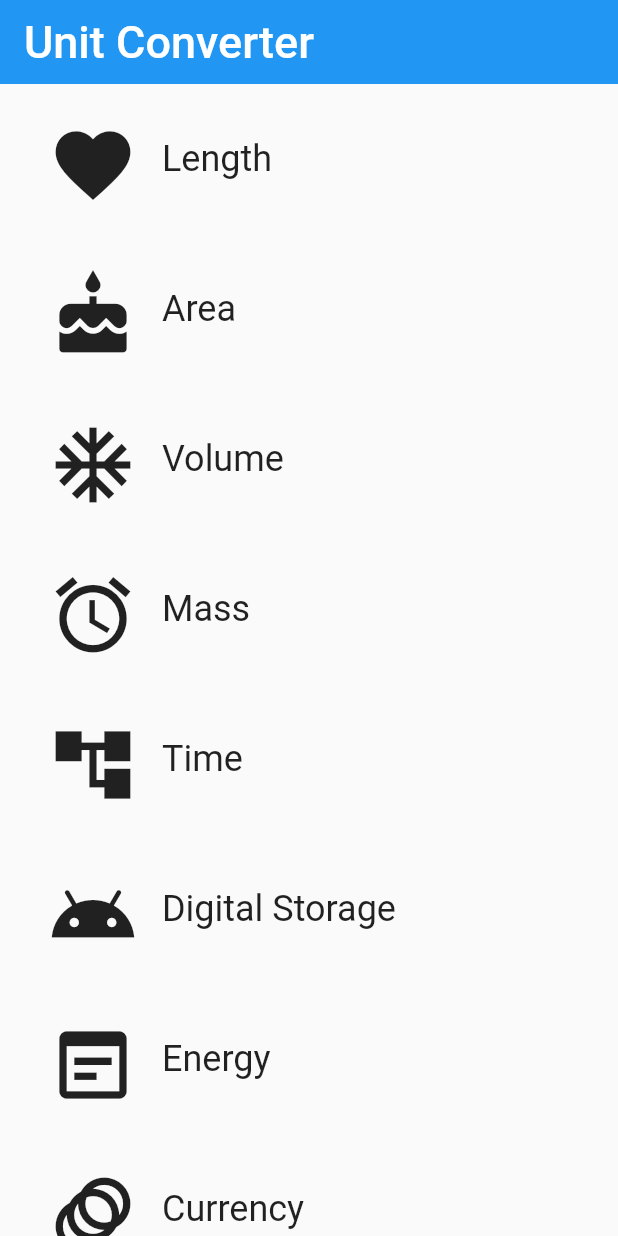
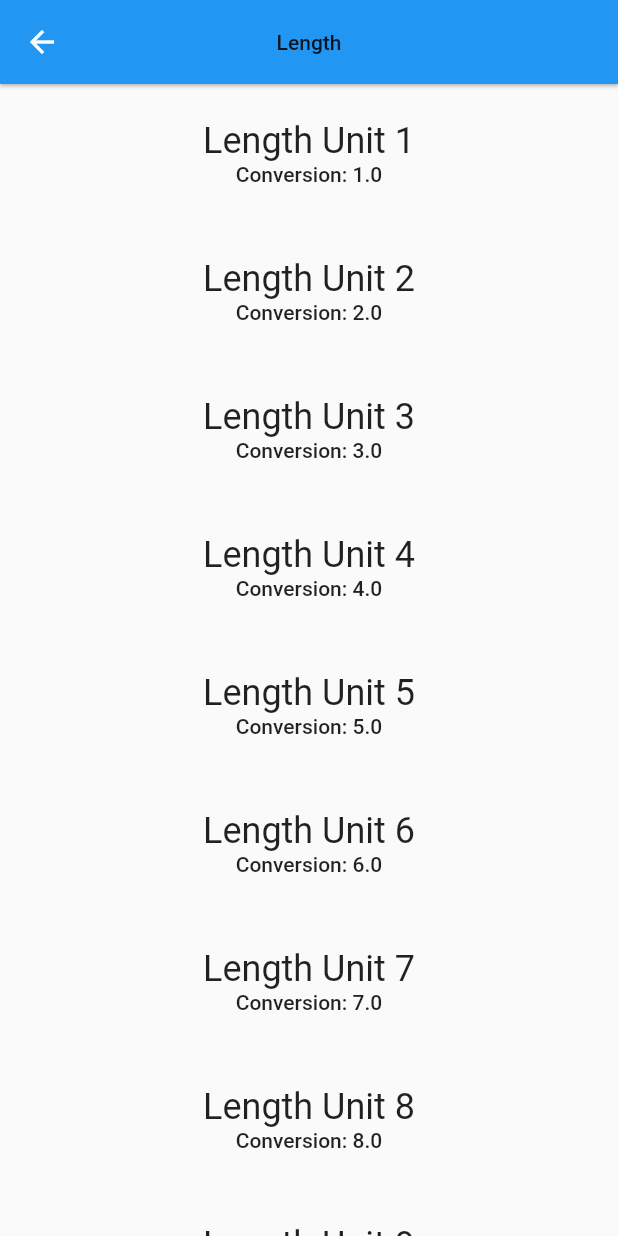
Before and after one commit to MrSmart00/category_tutorial, a Flutter app: the screen it shows after launch, after a tap on "Length", on a phone screen of 412 x 824 dp. Run offline on Flutter 3.47's test engine with Material 2 defaults, Android fonts, the phone set to English and light mode, and no system bars.

Commit message:
Add: lesson1 session 19

```diff
--- /dev/null
+++ b/lib/models/category.dart
@@ -0,0 +1,19 @@
+import 'package:category_tutorial/models/unit.dart';
+import 'package:flutter/material.dart';
+
+class Category {
+  final String text;
+  final ColorSwatch color;
+  final IconData iconData;
+  final List<Unit> units;
+
+  const Category({
+    @required this.text,
+    @required this.color,
+    @required this.iconData,
+    @required this.units,
+  })  : assert(text != null),
+        assert(color != null),
+        assert(iconData != null),
+        assert(units != null);
+}
--- a/lib/models/category_content.dart
+++ /dev/null
@@ -1,9 +0,0 @@
-import 'package:flutter/material.dart';
-
-class CategoryContent {
-  final String text;
-  final ColorSwatch color;
-  final IconData iconData;
-
-  const CategoryContent(this.text, this.color, this.iconData);
-}
--- /dev/null
+++ b/lib/models/unit.dart
@@ -0,0 +1,22 @@
+import 'package:meta/meta.dart';
+
+class Unit {
+  final String name;
+  final double conversion;
+
+  /// A [Unit] stores its name and conversion factor.
+  ///
+  /// An example would be 'Meter' and '1.0'.
+  const Unit({
+    @required this.name,
+    @required this.conversion,
+  })  : assert(name != null),
+        assert(conversion != null);
+
+  /// Creates a [Unit] from a JSON object.
+  Unit.fromJson(Map jsonMap)
+      : assert(jsonMap['name'] != null),
+        assert(jsonMap['conversion'] != null),
+        name = jsonMap['name'],
+        conversion = jsonMap['conversion'].toDouble();
+}
--- a/lib/ui/category.dart
+++ /dev/null
@@ -1,53 +0,0 @@
-import 'package:category_tutorial/models/category_content.dart';
-import 'package:flutter/material.dart';
-
-class Category extends StatelessWidget {
-  final CategoryContent content;
-
-  const Category({
-    Key key,
-    @required this.content,
-  })  : assert(content != null),
-        super(key: key);
-
-  @override
-  Widget build(BuildContext context) {
-    var _height = 100.0;
-
-    return Material(
-      color: Colors.transparent,
-      child: Center(
-        child: Container(
-          padding: EdgeInsets.all(8.0),
-          height: _height,
-          child: InkWell(
-            borderRadius: BorderRadius.all(Radius.circular(_height / 2)),
-            highlightColor: content.color,
-            splashColor: content.color,
-            onTap: () {
-              print("I was tapped!");
-            },
-            child: Padding(
-              padding: const EdgeInsets.all(16.0),
-              child: Row(
-                children: [
-                  Padding(
-                    padding: const EdgeInsets.only(right: 16.0),
-                    child: Icon(
-                      content.iconData,
-                      size: 60.0,
-                    ),
-                  ),
-                  Text(
-                    content.text,
-                    style: TextStyle(fontSize: 24),
-                  )
-                ],
-              ),
-            ),
-          ),
-        ),
-      ),
-    );
-  }
-}
--- /dev/null
+++ b/lib/ui/category_cell.dart
@@ -0,0 +1,81 @@
+import 'package:category_tutorial/models/category.dart';
+import 'package:category_tutorial/ui/converter_route.dart';
+import 'package:flutter/material.dart';
+
+class CategoryCell extends StatelessWidget {
+  final Category category;
+
+  const CategoryCell({
+    Key key,
+    @required this.category,
+  })  : assert(category != null),
+        super(key: key);
+
+  void _navigateToConverter(BuildContext context) {
+    if (Navigator.of(context).canPop()) {
+      Navigator.of(context).pop();
+    }
+    Navigator.of(context).push(MaterialPageRoute(
+      builder: (BuildContext context) {
+        return Scaffold(
+          appBar: AppBar(
+            elevation: 1.0,
+            title: Text(
+              category.text,
+              style: Theme.of(context).textTheme.bodyText1,
+            ),
+            centerTitle: true,
+          ),
+          body: ConverterRoute(
+            units: category.units,
+          ),
+        );
+      }
+    ));
+  }
+
+  @override
+  Widget build(BuildContext context) {
+    var _height = 100.0;
+
+    return Material(
+      color: Colors.transparent,
+      child: Center(
+        child: Container(
+          padding: EdgeInsets.all(8.0),
+          height: _height,
+          child: InkWell(
+            borderRadius: BorderRadius.all(Radius.circular(_height / 2)),
+            highlightColor: category.color,
+            splashColor: category.color,
+            onTap: () {
+              print("I was tapped!");
+              _navigateToConverter(context);
+            },
+            child: Padding(
+              padding: const EdgeInsets.all(16.0),
+              child: Row(
+                crossAxisAlignment: CrossAxisAlignment.stretch,
+                children: [
+                  Padding(
+                    padding: const EdgeInsets.only(right: 16.0),
+                    child: Icon(
+                      category.iconData,
+                      size: 60.0,
+                    ),
+                  ),
+                  Center(
+                    child: Text(
+                      category.text,
+                      style: Theme.of(context).textTheme.headline5,
+                    ),
+                  )
+                ],
+              ),
+            ),
+          ),
+        ),
+      ),
+    );
+  }
+}
--- a/lib/ui/category_route.dart
+++ b/lib/ui/category_route.dart
@@ -1,7 +1,8 @@
-import 'package:category_tutorial/models/category_content.dart';
+import 'package:category_tutorial/models/category.dart';
+import 'package:category_tutorial/models/unit.dart';
 import 'package:flutter/material.dart';
 
-import 'category.dart';
+import 'category_cell.dart';
 
 class CategoryRoute extends StatelessWidget {
   static const _categoryNames = <String>[
@@ -37,25 +38,40 @@ class CategoryRoute extends StatelessWidget {
     Icons.animation,
   ];
 
-  Widget _buildCategoryWidgets(List<CategoryContent> contents) {
+  Widget _buildCategoryWidgets(List<Category> contents) {
     return ListView.builder(
       itemBuilder: (BuildContext context, int index) {
         var content = contents[index];
-        return Category(
-          content: content,
+        return CategoryCell(
+          category: content,
         );
       },
       itemCount: contents.length,
     );
   }
 
+  List<Unit> _retrieveUnitList(String categoryName) {
+    return List.generate(10, (index) {
+      index += 1;
+      return Unit(
+        name: "$categoryName Unit $index",
+        conversion: index.toDouble(),
+      );
+    });
+  }
+
   @override
   Widget build(BuildContext context) {
-    final contents = <CategoryContent>[];
+    final contents = <Category>[];
 
     for (var i = 0; i < _categoryNames.length; i++) {
       contents.add(
-        CategoryContent(_categoryNames[i], _baseColors[i], _icons[i]),
+        Category(
+          text: _categoryNames[i],
+          color: _baseColors[i],
+          iconData: _icons[i],
+          units: _retrieveUnitList(_categoryNames[i]),
+        ),
       );
     }
 
--- /dev/null
+++ b/lib/ui/converter_route.dart
@@ -0,0 +1,36 @@
+import 'package:category_tutorial/models/unit.dart';
+import 'package:flutter/material.dart';
+
+class ConverterRoute extends StatelessWidget {
+  final List<Unit> units;
+
+  const ConverterRoute({
+    @required this.units,
+  }) : assert(units != null);
+
+  @override
+  Widget build(BuildContext context) {
+    final unitWidgets = units.map((Unit unit) {
+      return Container(
+        margin: EdgeInsets.all(8.0),
+        padding: EdgeInsets.all(16.0),
+        child: Column(
+          children: [
+            Text(
+              unit.name,
+              style: Theme.of(context).textTheme.headline5,
+            ),
+            Text(
+              "Conversion: ${unit.conversion}",
+              style: Theme.of(context).textTheme.bodyText1,
+            )
+          ],
+        ),
+      );
+    }).toList();
+
+    return ListView(
+      children: unitWidgets,
+    );
+  }
+}
```
